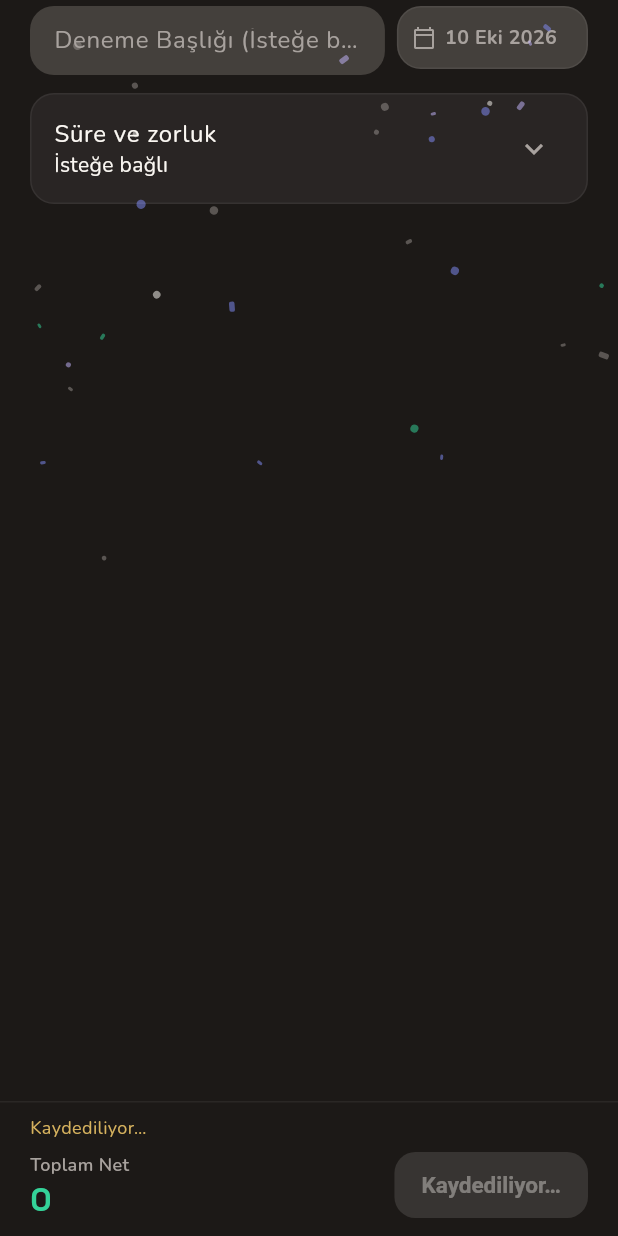
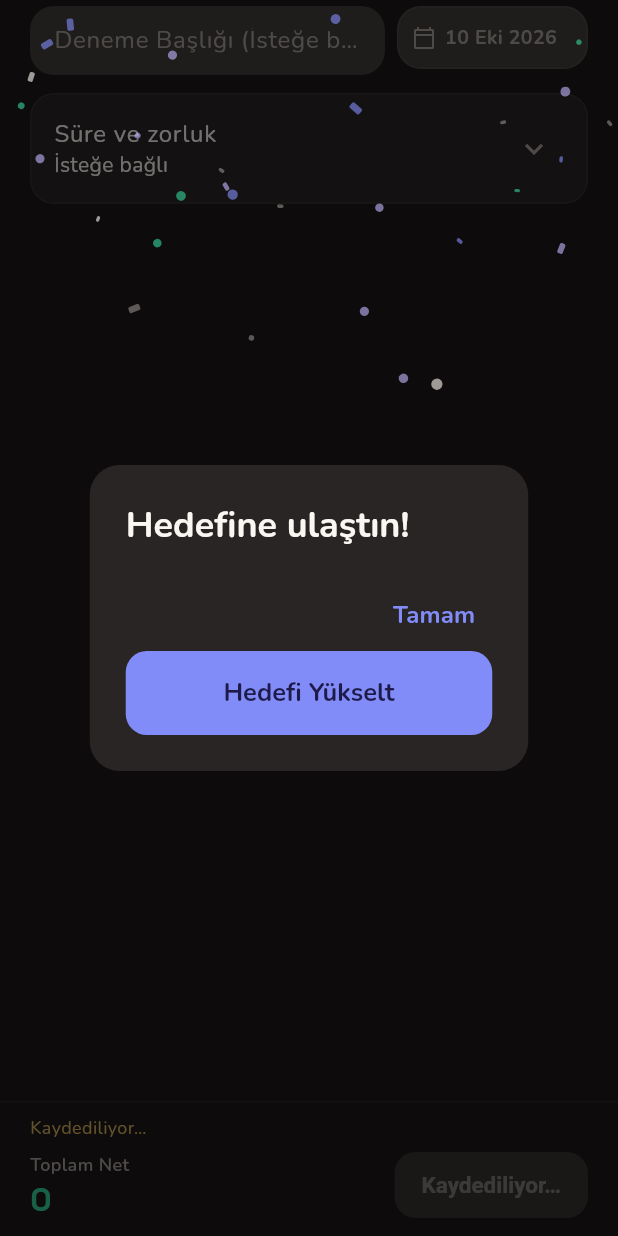
Before and after one commit to ogulcanismik/DenemeTakip, a Flutter app: the EntryScreen widget shown alone on an empty page, opened directly with empty values, after a tap on "Kaydet", on a phone screen of 412 x 824 dp. Run offline on Flutter 3.47's test engine with Material 3 defaults, Android fonts, the phone set to English and light mode, and no system bars; our stand-ins replace fl_chart, flutter_riverpod, google_fonts, hive_flutter; accounts and stored records are empty.

Commit message:
feat(entry): fuller hedef confetti plus raise-target dialog
Widen the post-save celebration burst across the viewport and show a Hedefine ulastin dialog with Hedefi Yuksel (same editor as Ozet).

```diff
--- a/lib/ui/screens/entry_screen.dart
+++ b/lib/ui/screens/entry_screen.dart
@@ -179,7 +179,12 @@ class _EntryScreenState extends ConsumerState<EntryScreen> {
       if (!mounted) return;
       final hedef = ref.read(settingsProvider).targetFor(widget.exam.id);
       if (result.totalNet >= hedef) {
-        await playHedefConfetti(context);
+        await celebrateHedefReached(
+          context,
+          currentHedef: hedef,
+          onSaveTarget: (next) =>
+              ref.read(settingsProvider.notifier).setTarget(widget.exam.id, next),
+        );
         if (!mounted) return;
       }
       widget.onSaved();
--- a/lib/ui/widgets/hedef_confetti.dart
+++ b/lib/ui/widgets/hedef_confetti.dart
@@ -1,15 +1,52 @@
+import 'dart:async';
 import 'dart:math' as math;
 
 import 'package:deneme_takip/ui/theme.dart';
+import 'package:deneme_takip/ui/widgets/hedef_edit_dialog.dart';
 import 'package:flutter/material.dart';
 
-/// Short, non-blocking celebration when a deneme hits the active hedef net.
+/// Post-save celebration when a deneme hits the active hedef net.
 ///
-/// Palette stays on-brand (indigo / soft purple / emerald / warm flecks).
-/// Failures are swallowed so post-save navigation always continues.
+/// Starts a calm full-viewport confetti burst and a dialog at the same time.
+/// Primary action opens the same hedef editor as Özet; dismiss or edit both
+/// return so the caller can continue to Özet. Save is already done — never
+/// blocks navigation on confetti/dialog failures.
+Future<void> celebrateHedefReached(
+  BuildContext context, {
+  required double currentHedef,
+  required Future<void> Function(double next) onSaveTarget,
+}) async {
+  try {
+    unawaited(playHedefConfetti(context));
+    if (!context.mounted) return;
+
+    final raise = await showDialog<bool>(
+      context: context,
+      barrierDismissible: true,
+      builder: (context) => const _HedefReachedDialog(),
+    );
+    if (!context.mounted) return;
+
+    if (raise == true) {
+      final next = await showEditHedefDialog(
+        context,
+        initial: currentHedef,
+      );
+      if (!context.mounted) return;
+      if (next != null) {
+        await onSaveTarget(next);
+      }
+    }
+  } on Object {
+    // Never block Özet navigation after a successful save.
+  }
+}
+
+/// Short, non-blocking particle overlay (indigo / emerald / soft neutrals).
 Future<void> playHedefConfetti(BuildContext context) async {
   try {
-    final overlay = Overlay.maybeOf(context, rootOverlay: true);
+    // Navigator overlay (not root) so the celebration dialog paints above.
+    final overlay = Overlay.maybeOf(context);
     if (overlay == null) return;
 
     final colors = AppColors.of(context);
@@ -34,8 +71,8 @@ Future<void> playHedefConfetti(BuildContext context) async {
       ),
     );
     overlay.insert(entry);
-    await Future<void>.delayed(const Duration(milliseconds: 2200))
-        .timeout(const Duration(milliseconds: 2800));
+    await Future<void>.delayed(const Duration(milliseconds: 2600))
+        .timeout(const Duration(milliseconds: 3200));
     try {
       entry.remove();
     } on Object {
@@ -43,6 +80,34 @@ Future<void> playHedefConfetti(BuildContext context) async {
     }
   } on Object {
     // Never block Özet navigation after a successful save.
+  }
+}
+
+class _HedefReachedDialog extends StatelessWidget {
+  const _HedefReachedDialog();
+
+  @override
+  Widget build(BuildContext context) {
+    final colors = AppColors.of(context);
+    return AlertDialog(
+      title: Text(
+        'Hedefine ulaştın!',
+        style: TextStyle(
+          color: colors.text,
+          fontWeight: FontWeight.w700,
+        ),
+      ),
+      actions: [
+        TextButton(
+          onPressed: () => Navigator.pop(context, false),
+          child: const Text('Tamam'),
+        ),
+        FilledButton(
+          onPressed: () => Navigator.pop(context, true),
+          child: const Text('Hedefi Yükselt'),
+        ),
+      ],
+    );
   }
 }
 
@@ -72,7 +137,7 @@ class _HedefConfettiLayerState extends State<_HedefConfettiLayer>
     _particles = _spawnParticles(widget.colors, widget.isDark);
     _controller = AnimationController(
       vsync: this,
-      duration: const Duration(milliseconds: 2000),
+      duration: const Duration(milliseconds: 2400),
     )..addStatusListener((status) {
         if (status == AnimationStatus.completed) {
           widget.onFinished();
@@ -96,7 +161,7 @@ class _HedefConfettiLayerState extends State<_HedefConfettiLayer>
           painter: _ConfettiPainter(
             particles: _particles,
             t: Curves.easeOutCubic.transform(_controller.value),
-            fade: (1.0 - _controller.value).clamp(0.0, 1.0),
+            fade: (1.0 - _controller.value * 0.92).clamp(0.0, 1.0),
           ),
           size: Size.infinite,
         );
@@ -115,20 +180,33 @@ List<_Particle> _spawnParticles(AppColors colors, bool isDark) {
     colors.textMuted.withValues(alpha: isDark ? 0.85 : 0.7),
   ];
 
+  // Three wide burst origins so particles cover most of the viewport,
+  // not a tiny center sparkle — still calm velocities / soft palette.
+  const origins = <(double, double)>[
+    (0.18, 0.32),
+    (0.50, 0.26),
+    (0.82, 0.32),
+  ];
+
   return [
-    for (var i = 0; i < 42; i++)
-      _Particle(
-        originX: 0.35 + rng.nextDouble() * 0.30,
-        originY: 0.28 + rng.nextDouble() * 0.12,
-        vx: (rng.nextDouble() - 0.5) * 1.15,
-        vy: -0.55 - rng.nextDouble() * 0.55,
-        gravity: 1.15 + rng.nextDouble() * 0.45,
-        size: 3.0 + rng.nextDouble() * 4.5,
-        rotation: rng.nextDouble() * math.pi,
-        spin: (rng.nextDouble() - 0.5) * 4.0,
-        color: palette[rng.nextInt(palette.length)],
-        rect: rng.nextBool(),
-      ),
+    for (var i = 0; i < 108; i++)
+      () {
+        final origin = origins[i % origins.length];
+        final jitterX = (rng.nextDouble() - 0.5) * 0.14;
+        final jitterY = (rng.nextDouble() - 0.5) * 0.10;
+        return _Particle(
+          originX: (origin.$1 + jitterX).clamp(0.05, 0.95),
+          originY: (origin.$2 + jitterY).clamp(0.12, 0.48),
+          vx: (rng.nextDouble() - 0.5) * 1.85,
+          vy: -0.65 - rng.nextDouble() * 0.75,
+          gravity: 1.05 + rng.nextDouble() * 0.55,
+          size: 3.5 + rng.nextDouble() * 5.5,
+          rotation: rng.nextDouble() * math.pi,
+          spin: (rng.nextDouble() - 0.5) * 4.2,
+          color: palette[rng.nextInt(palette.length)],
+          rect: rng.nextBool(),
+        );
+      }(),
   ];
 }
 
@@ -173,7 +251,7 @@ class _ConfettiPainter extends CustomPainter {
   void paint(Canvas canvas, Size size) {
     if (size.isEmpty) return;
     final paint = Paint()..style = PaintingStyle.fill;
-    final opacity = (fade * 1.15).clamp(0.0, 1.0);
+    final opacity = (fade * 1.05).clamp(0.0, 1.0);
 
     for (final p in particles) {
       final x = (p.originX + p.vx * t) * size.width;
```
Also changed, not shown: lib/ui/screens/dashboard_screen.dart (+2 -80 lines), lib/ui/widgets/hedef_edit_dialog.dart (added, +90 -0 lines).
